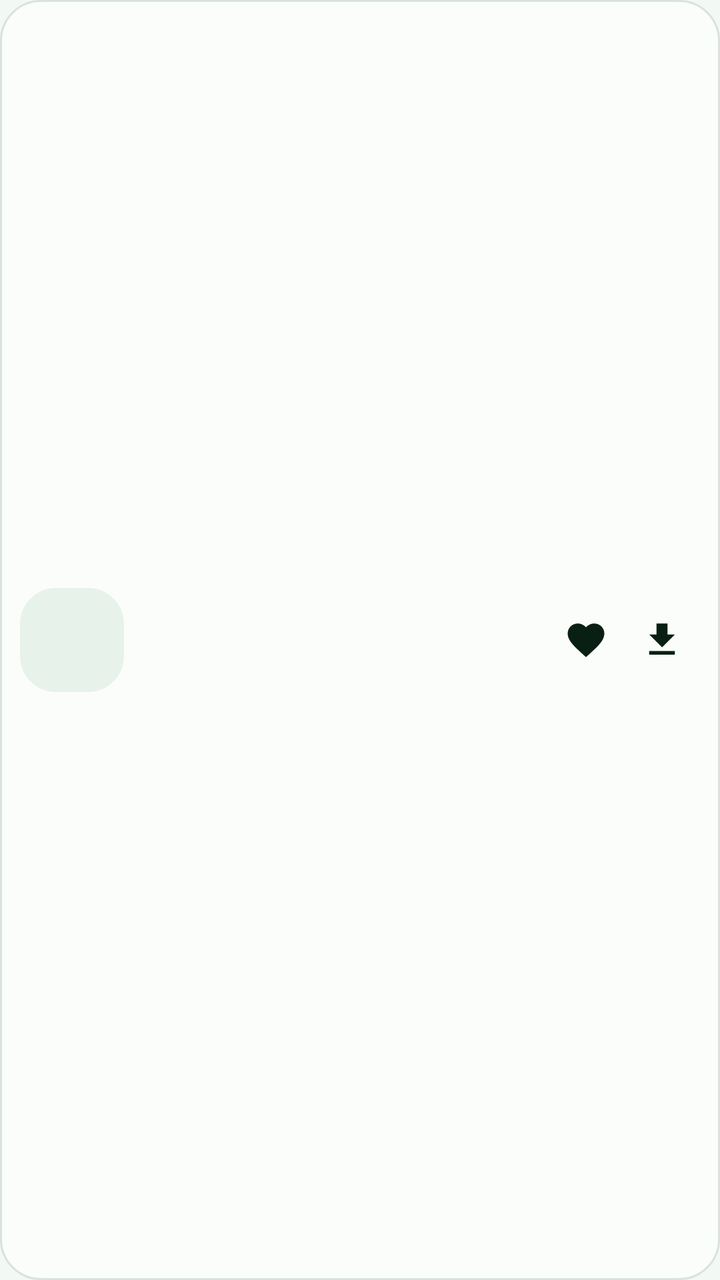
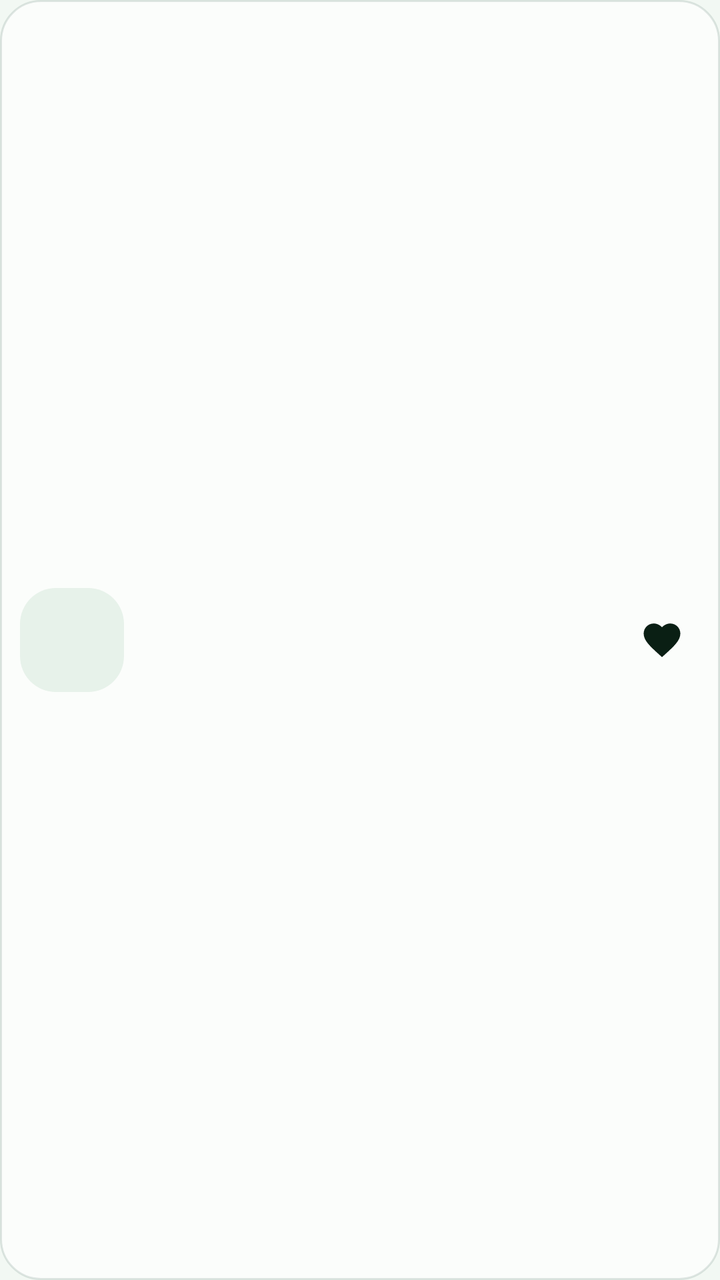

An Android layout rendered at two revisions. The XML below is the earlier revision; the diff shows what the commit changed to produce the second picture.
<!-- AndroidManifest.xml: application theme Theme.Naturia -->
<!-- res/layout/item_sound_row.xml -->
<?xml version="1.0" encoding="utf-8"?>
<LinearLayout xmlns:android="http://schemas.android.com/apk/res/android"
    android:layout_width="match_parent"
    android:layout_height="wrap_content"
    android:layout_marginBottom="8dp"
    android:background="@drawable/bg_glass_soft"
    android:gravity="center_vertical"
    android:orientation="horizontal"
    android:padding="10dp">

    <ImageView
        android:id="@+id/row_art"
        android:layout_width="52dp"
        android:layout_height="52dp"
        android:background="@drawable/bg_thumb"
        android:contentDescription="@string/app_name"
        android:scaleType="centerCrop" />

    <LinearLayout
        android:layout_width="0dp"
        android:layout_height="wrap_content"
        android:layout_marginStart="12dp"
        android:layout_weight="1"
        android:orientation="vertical">

        <TextView
            android:id="@+id/row_name"
            android:layout_width="match_parent"
            android:layout_height="wrap_content"
            android:ellipsize="end"
            android:maxLines="1"
            android:textColor="@color/text"
            android:textSize="15sp"
            android:textStyle="bold" />

        <TextView
            android:id="@+id/row_sub"
            android:layout_width="match_parent"
            android:layout_height="wrap_content"
            android:ellipsize="end"
            android:maxLines="1"
            android:textColor="@color/text_dim"
            android:textSize="12sp" />
    </LinearLayout>

    <ImageView
        android:id="@+id/row_fav"
        android:layout_width="38dp"
        android:layout_height="38dp"
        android:contentDescription="@string/favorites"
        android:padding="8dp"
        android:src="@drawable/ic_heart" />

    <ImageView
        android:id="@+id/row_download"
        android:layout_width="38dp"
        android:layout_height="38dp"
        android:contentDescription="@string/download"
        android:padding="8dp"
        android:src="@drawable/ic_download" />
</LinearLayout>
<!-- resources referenced by this layout -->
<resources>
  <color name="text">#0A1F14</color>
  <color name="text_dim">#4B6B58</color>
  <!-- drawable bg_glass_soft (drawable) -->
  <?xml version="1.0" encoding="utf-8"?>
  <shape xmlns:android="http://schemas.android.com/apk/res/android">
      <solid android:color="@color/glass_fill"/>
      <corners android:radius="20dp"/>
      <stroke android:width="1dp" android:color="@color/glass_stroke_soft"/>
  </shape>
  <!-- drawable bg_thumb (drawable) -->
  <?xml version="1.0" encoding="utf-8"?>
  <shape xmlns:android="http://schemas.android.com/apk/res/android">
      <solid android:color="@color/bg_alt"/>
      <corners android:radius="18dp"/>
  </shape>
  <!-- drawable ic_download (drawable) -->
  <?xml version="1.0" encoding="utf-8"?>
  <vector xmlns:android="http://schemas.android.com/apk/res/android"
      android:width="24dp" android:height="24dp" android:viewportWidth="24" android:viewportHeight="24"
      android:tint="@color/text" >
      <path android:fillColor="#FFFFFFFF" android:pathData="M19,9h-4V3H9v6H5l7,7 7,-7zM5,18v2h14v-2H5z"/>
  </vector>
  <!-- drawable ic_heart (drawable) -->
  <?xml version="1.0" encoding="utf-8"?>
  <vector xmlns:android="http://schemas.android.com/apk/res/android"
      android:width="24dp" android:height="24dp" android:viewportWidth="24" android:viewportHeight="24"
      android:tint="@color/text" >
      <path android:fillColor="#FFFFFFFF" android:pathData="M12,21.35l-1.45,-1.32C5.4,15.36 2,12.28 2,8.5 2,5.42 4.42,3 7.5,3c1.74,0 3.41,0.81 4.5,2.09C13.09,3.81 14.76,3 16.5,3 19.58,3 22,5.42 22,8.5c0,3.78 -3.4,6.86 -8.55,11.54L12,21.35z"/>
  </vector>
  <string name="app_name">NATURIA</string>
  <string name="download">Download</string>
  <string name="favorites">Favorites</string>
  <style name="Theme.Naturia" parent="Theme.Material3.DayNight.NoActionBar">
          <item name="colorPrimary">@color/primary</item>
          <item name="colorOnPrimary">@color/on_primary</item>
          <item name="colorSecondary">@color/secondary</item>
          <item name="colorSurface">@color/surface</item>
          <item name="colorOnSurface">@color/text</item>
          <item name="android:colorBackground">@color/bg</item>
          <item name="android:statusBarColor">@android:color/transparent</item>
          <item name="android:navigationBarColor">@android:color/transparent</item>
          <item name="android:windowLightStatusBar">true</item>
          <item name="android:windowBackground">@color/bg</item>
          <item name="android:textColorPrimary">@color/text</item>
          <item name="android:textColorSecondary">@color/text_dim</item>
      </style>
  <color name="glass_fill">#B3FFFFFF</color>
  <color name="glass_stroke_soft">#1F0B3B2A</color>
  <color name="bg_alt">#E7F2EA</color>
  <color name="primary">#127A52</color>
  <color name="on_primary">#FFFFFF</color>
  <color name="secondary">#2E7DA6</color>
  <color name="surface">#FFFFFF</color>
  <color name="bg">#F2F8F3</color>
</resources>

<!-- the commit's change to res/layout/item_sound_row.xml (unified diff, before → after) -->
@@ -51,11 +51,4 @@
         android:padding="8dp"
         android:src="@drawable/ic_heart" />
 
-    <ImageView
-        android:id="@+id/row_download"
-        android:layout_width="38dp"
-        android:layout_height="38dp"
-        android:contentDescription="@string/download"
-        android:padding="8dp"
-        android:src="@drawable/ic_download" />
 </LinearLayout>
<!-- resource entries referenced after the edit -->
@@ -15,13 +15,6 @@
       <solid android:color="@color/bg_alt"/>
       <corners android:radius="18dp"/>
   </shape>
-  <!-- drawable ic_download (drawable) -->
-  <?xml version="1.0" encoding="utf-8"?>
-  <vector xmlns:android="http://schemas.android.com/apk/res/android"
-      android:width="24dp" android:height="24dp" android:viewportWidth="24" android:viewportHeight="24"
-      android:tint="@color/text" >
-      <path android:fillColor="#FFFFFFFF" android:pathData="M19,9h-4V3H9v6H5l7,7 7,-7zM5,18v2h14v-2H5z"/>
-  </vector>
   <!-- drawable ic_heart (drawable) -->
   <?xml version="1.0" encoding="utf-8"?>
   <vector xmlns:android="http://schemas.android.com/apk/res/android"
@@ -30,7 +23,6 @@
       <path android:fillColor="#FFFFFFFF" android:pathData="M12,21.35l-1.45,-1.32C5.4,15.36 2,12.28 2,8.5 2,5.42 4.42,3 7.5,3c1.74,0 3.41,0.81 4.5,2.09C13.09,3.81 14.76,3 16.5,3 19.58,3 22,5.42 22,8.5c0,3.78 -3.4,6.86 -8.55,11.54L12,21.35z"/>
   </vector>
   <string name="app_name">NATURIA</string>
-  <string name="download">Download</string>
   <string name="favorites">Favorites</string>
   <style name="Theme.Naturia" parent="Theme.Material3.DayNight.NoActionBar">
           <item name="colorPrimary">@color/primary</item>
